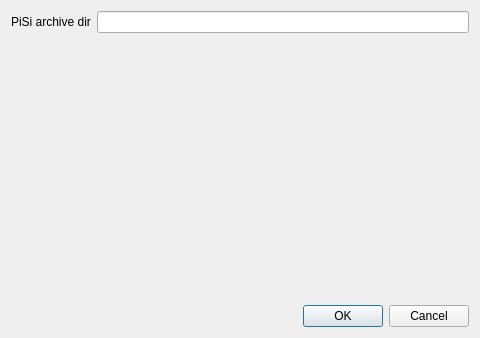
Before: the Qt Designer form configurationdialog.ui in huseyinkozan/PiSiDo, drawn with Qt 5.
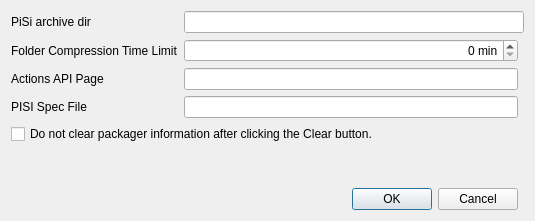
After: the same form once the commit is applied.

Commit message: After publish the project.

```diff
--- a/configurationdialog.ui
+++ b/configurationdialog.ui
@@ -6,8 +6,8 @@
    <rect>
     <x>0</x>
     <y>0</y>
-    <width>480</width>
-    <height>338</height>
+    <width>535</width>
+    <height>221</height>
    </rect>
   </property>
   <property name="windowTitle">
@@ -21,10 +21,10 @@
      </property>
     </widget>
    </item>
-   <item row="0" column="1">
+   <item row="0" column="1" colspan="2">
     <widget class="QLineEdit" name="le_pisi_archive_dir"/>
    </item>
-   <item row="2" column="0" colspan="2">
+   <item row="6" column="0" colspan="2">
     <widget class="QDialogButtonBox" name="buttonBox">
      <property name="orientation">
       <enum>Qt::Horizontal</enum>
@@ -34,7 +34,7 @@
      </property>
     </widget>
    </item>
-   <item row="1" column="1">
+   <item row="5" column="1">
     <spacer name="verticalSpacer">
      <property name="orientation">
       <enum>Qt::Vertical</enum>
@@ -47,6 +47,50 @@
      </property>
     </spacer>
    </item>
+   <item row="1" column="0">
+    <widget class="QLabel" name="lbl_folder_comp_time_limit">
+     <property name="text">
+      <string>Folder Compression Time Limit</string>
+     </property>
+    </widget>
+   </item>
+   <item row="1" column="1">
+    <widget class="QSpinBox" name="sb_folder_comp_time_limit">
+     <property name="alignment">
+      <set>Qt::AlignRight|Qt::AlignTrailing|Qt::AlignVCenter</set>
+     </property>
+     <property name="suffix">
+      <string> min</string>
+     </property>
+    </widget>
+   </item>
+   <item row="2" column="0">
+    <widget class="QLabel" name="lbl_action_api_page">
+     <property name="text">
+      <string>Actions API Page</string>
+     </property>
+    </widget>
+   </item>
+   <item row="2" column="1">
+    <widget class="QLineEdit" name="le_action_api_page"/>
+   </item>
+   <item row="3" column="0">
+    <widget class="QLabel" name="lbl_pisi_spec">
+     <property name="text">
+      <string>PISI Spec File</string>
+     </property>
+    </widget>
+   </item>
+   <item row="3" column="1">
+    <widget class="QLineEdit" name="le_pisi_spec"/>
+   </item>
+   <item row="4" column="0" colspan="2">
+    <widget class="QCheckBox" name="chk_not_clear_packager">
+     <property name="text">
+      <string>Do not clear packager information after clicking the Clear button.</string>
+     </property>
+    </widget>
+   </item>
   </layout>
  </widget>
  <resources/>
```
The commit also changes 16 other files.
